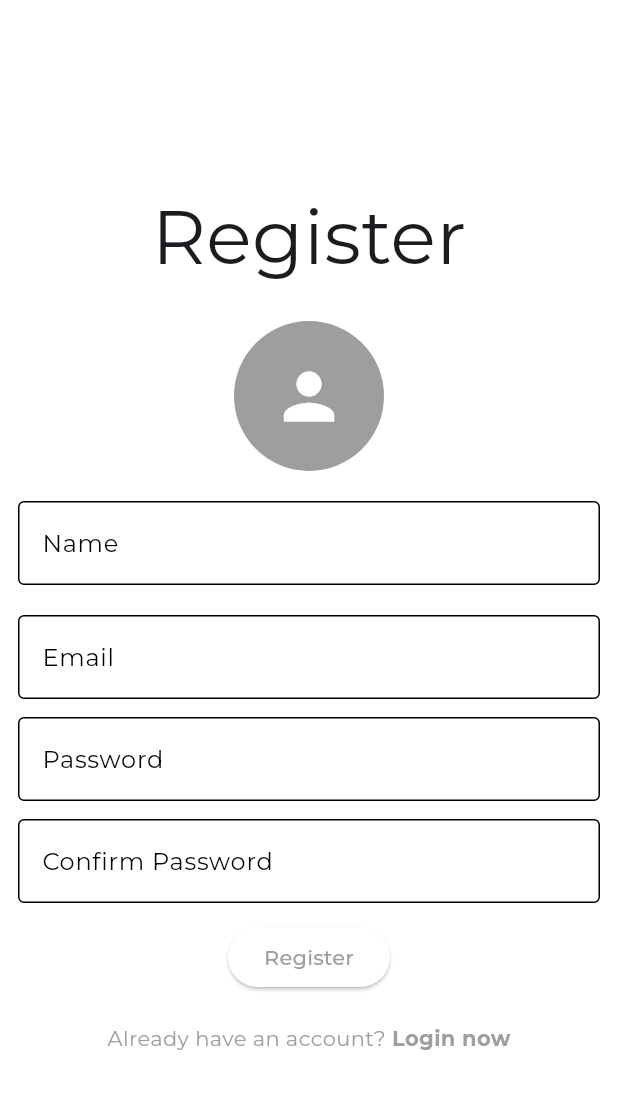
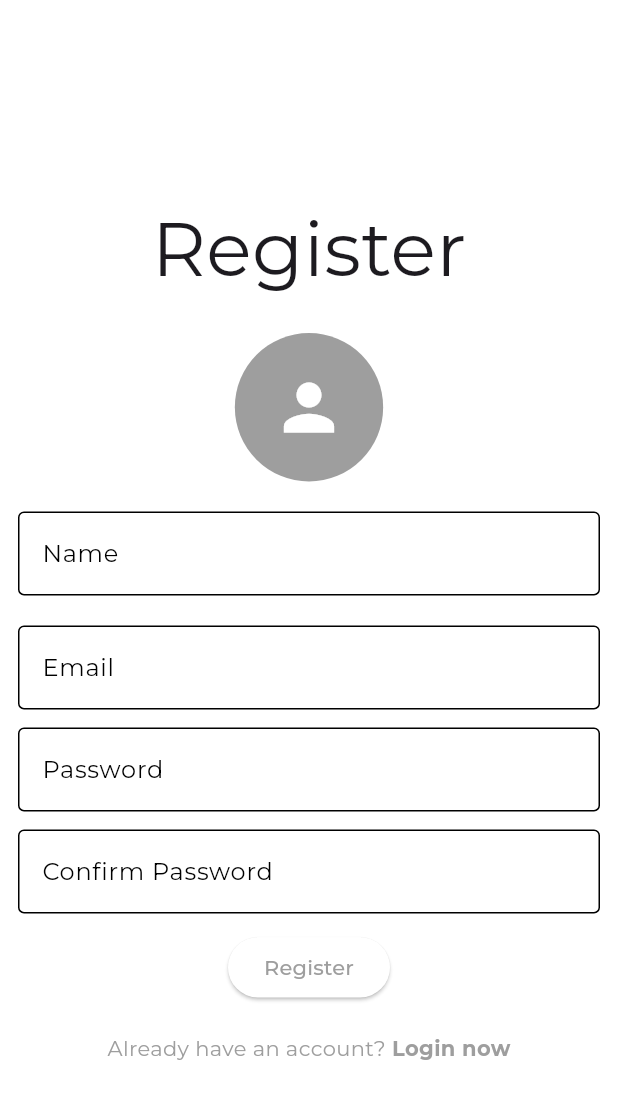
Before and after one commit to khanarifak07/Firebase_Chat_App, a Flutter app: the screen it shows after launch, after a tap on "Register now", on a phone screen of 412 x 824 dp. Shown: the top 1099 px of the screen. Run offline on Flutter 3.47's test engine with Material 3 defaults, Android fonts, the phone set to English and light mode, and no system bars; our stand-ins replace cloud_firestore, firebase_auth, firebase_core, firebase_storage, flutter_riverpod, google_fonts and 1 more; accounts and stored records are empty.

Commit message:
Register User Module Completed with Avatar

```diff
--- a/lib/screens/auth/register_page.dart
+++ b/lib/screens/auth/register_page.dart
@@ -1,11 +1,8 @@
-import 'dart:io';
-
 import 'package:firebase_chat_app/provider/auth_provider.dart';
 import 'package:firebase_chat_app/screens/auth/login_page.dart';
 import 'package:firebase_chat_app/utils/utils.dart';
 import 'package:flutter/material.dart';
 import 'package:flutter_riverpod/flutter_riverpod.dart';
-import 'package:image_picker/image_picker.dart';
 
 class RegisterPage extends ConsumerStatefulWidget {
   const RegisterPage({super.key});
@@ -15,24 +12,19 @@ class RegisterPage extends ConsumerStatefulWidget {
 }
 
 class _RegisterPageState extends ConsumerState<RegisterPage> {
-  File? avatar;
-
-  Future<void> pickAvatar() async {
-    var pickedAvatar =
-        await ImagePicker().pickImage(source: ImageSource.gallery);
-    if (pickedAvatar != null) {
-      setState(() {
-        avatar = File(pickedAvatar.path);
-      });
-    }
-  }
-
   @override
   Widget build(BuildContext context) {
     final authPro = ref.watch(authProvider);
     return Scaffold(
-      body: Padding(
-        padding: const EdgeInsets.all(12.0),
+      resizeToAvoidBottomInset: false,
+      body: Center(
+        child: SingleChildScrollView(
+          child: Padding(
+            padding: EdgeInsets.only(
+                top: 15,
+                left: 12,
+                right: 12,
+                bottom: MediaQuery.of(context).viewInsets.bottom),
             child: Column(
               mainAxisAlignment: MainAxisAlignment.center,
               children: [
@@ -43,14 +35,17 @@ class _RegisterPageState extends ConsumerState<RegisterPage> {
                 const SizedBox(height: 20),
                 GestureDetector(
                   onTap: () {
-                pickAvatar();
+                    authPro.pickAvatar();
                   },
                   child: CircleAvatar(
-                  radius: 50,
-                  backgroundImage: avatar != null ? FileImage(avatar!) : null,
-                  child: avatar == null
+                    radius: MediaQuery.of(context).size.width * .12,
+                    backgroundImage: authPro.avatar != null
+                        ? FileImage(authPro.avatar!)
+                        : null,
+                    child: authPro.avatar == null
                         ? const Icon(Icons.person, size: 50)
-                      : Container()),
+                        : Container(),
+                  ),
                 ),
                 const SizedBox(height: 20),
                 TextField(
@@ -118,6 +113,8 @@ class _RegisterPageState extends ConsumerState<RegisterPage> {
               ],
             ),
           ),
+        ),
+      ),
     );
   }
 }
--- a/lib/services/auth/auth_service.dart
+++ b/lib/services/auth_service.dart
@@ -76,6 +76,9 @@ class AuthService {
         case 'operation-not-allowed':
           errorMessage = 'Email/password accounts are not enabled.';
           break;
+        case 'ERROR_INVALID_EMAIL':
+          errorMessage = 'Invalid Email';
+          break;
         // Handle other Firebase authentication errors as needed
         default:
           errorMessage = 'Error: ${e.message}';
```
Also changed, not shown: lib/provider/auth_provider.dart (+123 -58 lines), lib/screens/homepage/homepage.dart (+7 -2 lines), lib/services/storage_service.dart (added, +49 -0 lines), lib/utils/utils.dart (+10 -0 lines). Lines whose indentation alone changed are shown as unchanged.
